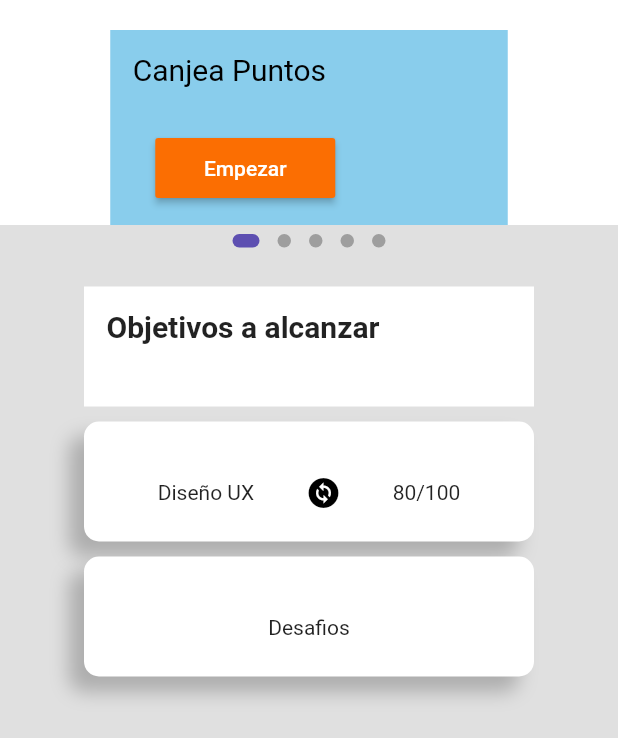
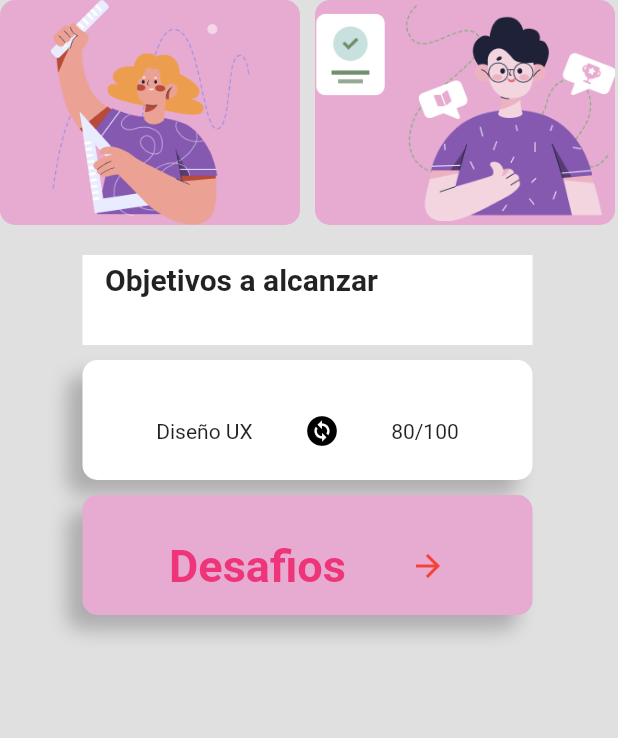
Before and after one commit to IMhat/Uteam-app, a Flutter app: the HomePageBody widget shown alone on an empty page, opened directly, on a phone screen of 412 x 824 dp. Shown: the top 738 px of the screen. Run offline on Flutter 3.47's test engine with Material 2 defaults, Android fonts, the phone set to English and light mode, and no system bars; drawn by our look-alikes of dots_indicator; our stand-ins replace dio, image_picker, sqflite; missing offline and left inert: dart:ffi, image_picker_for_web; accounts and stored records are empty; network calls fail.

Commit message:
6/9 15:51

```diff
--- a/flutter-front/lib/screens/home_page_body.dart
+++ b/flutter-front/lib/screens/home_page_body.dart
@@ -1,3 +1,5 @@
+import 'dart:ui';
+
 import 'package:app_uteam/screens/popular_recompensas.dart';
 import 'package:app_uteam/screens/products_screen.dart';
 import 'package:app_uteam/widgets/SmallText.dart';
@@ -47,32 +49,42 @@ class _HomePageBodyState extends State<HomePageBody> {
   Widget build(BuildContext context) {
     return Column(
       children: [
-        Container(
-          color: Colors.white,
-          height: 150,
-          child: PageView.builder(
-              controller: pageController,
-              itemCount: 5,
-              itemBuilder: (context, position) {
-                return _buildPageItem(position);
-              }),
-        ),
-        DotsIndicator(
-          dotsCount: 5,
-          position: _currPageValue,
-          decorator: DotsDecorator(
-            activeColor: Color(0xff5D4FB1),
-            size: const Size.square(9.0),
-            activeSize: const Size(18.0, 9.0),
-            activeShape: RoundedRectangleBorder(
-                borderRadius: BorderRadius.circular(5.0)),
+        SingleChildScrollView(
+          scrollDirection: Axis.horizontal,
+          child: Row(
+            mainAxisAlignment: MainAxisAlignment.center,
+            children: [
+
+              Container(
+                decoration: const BoxDecoration(
+                  color: Color.fromARGB(255, 231, 170, 209),
+                  borderRadius: BorderRadius.all(Radius.circular(10)),
+                ),
+                width: 200,
+                height: 150,
+                child: Image.asset("assets/paint1.png"),
+              ),
+              const Divider(
+                indent: 10,
+              ),
+              Container(
+                decoration: const BoxDecoration(
+                  color: Color.fromARGB(255, 231, 170, 209),
+                  borderRadius: BorderRadius.all(Radius.circular(10)),
+                ),
+                width: 200,
+                height: 150,
+                child: Image.asset("assets/paint2.png"),
+              )
+            ],
           ),
         ),
+
         Container(
-          padding: const EdgeInsets.only(top: 15, left: 15, right: 15),
+          padding: const EdgeInsets.only(top: 5, left: 15, right: 15),
           margin: const EdgeInsets.only(top: 20, left: 15, right: 15),
           width: 300,
-          height: 80,
+          height: 60,
           color: Colors.white,
           child: const Text(
             "Objetivos a alcanzar",
@@ -109,7 +121,17 @@ class _HomePageBodyState extends State<HomePageBody> {
             crossAxisAlignment: CrossAxisAlignment.center,
             mainAxisAlignment: MainAxisAlignment.spaceEvenly,
             children: [
-              Text("Desafios"),
+              Text(
+                "Desafios",
+                style: TextStyle(
+                    fontWeight: FontWeight.bold,
+                    fontSize: 30,
+                    color: Color.fromARGB(255, 239, 53, 121)),
+              ),
+              Icon(
+                Icons.arrow_forward,
+                color: Colors.red,
+              )
             ],
           ),
           padding: const EdgeInsets.only(top: 15, left: 15, right: 15),
@@ -117,7 +139,7 @@ class _HomePageBodyState extends State<HomePageBody> {
           width: 300,
           height: 80,
           decoration: BoxDecoration(
-              color: Colors.white,
+              color: Color.fromARGB(255, 231, 170, 209),
               borderRadius: BorderRadius.all(Radius.circular(10)),
               boxShadow: [
                 BoxShadow(
```
Also changed, not shown: flutter-front/lib/screens/home.dart (+53 -154 lines), flutter-front/lib/screens/wallet_screens.dart (+4 -3 lines), flutter-front/assets/paint1.png (added), flutter-front/assets/paint2.png (added), flutter-front/assets/user.png, 1 other file.
